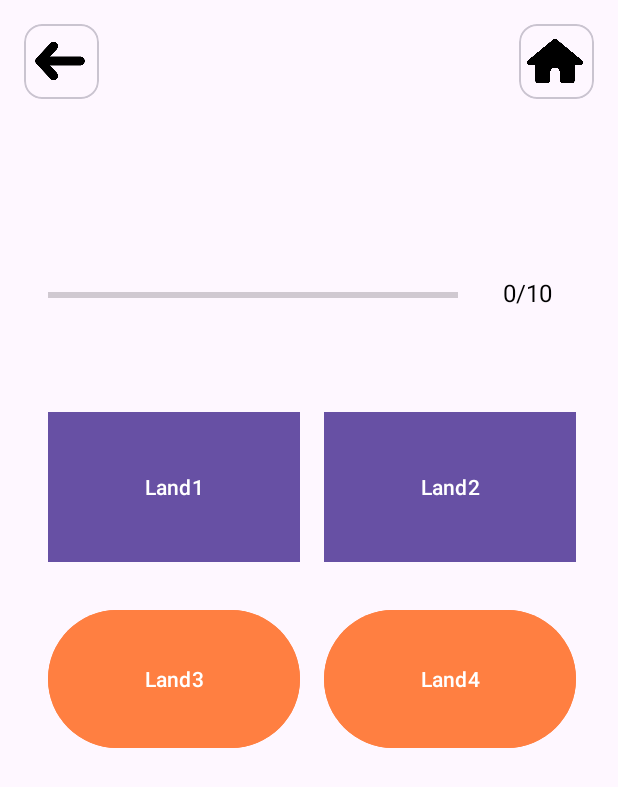
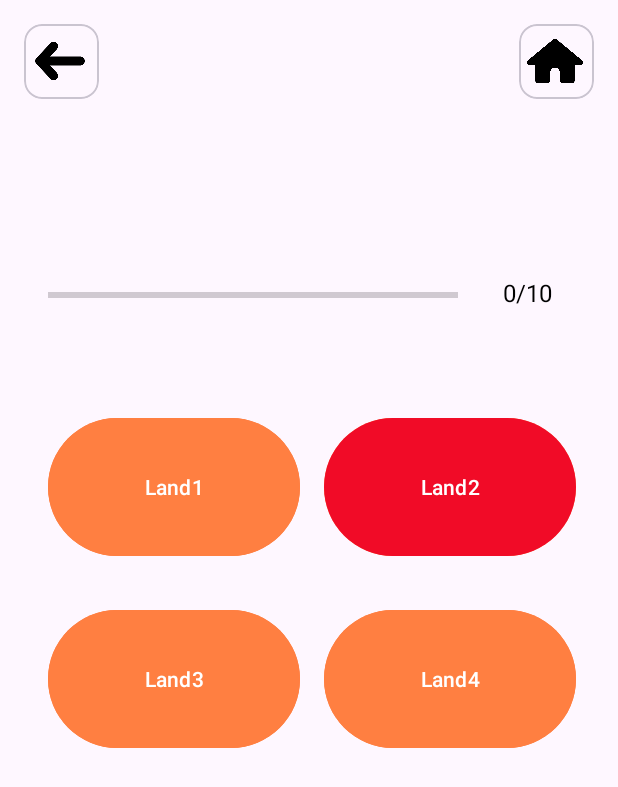
Before and after one commit to Sedat-Duentas/android-abschluss-Sedat-Duentas, an Android app: the QuizFragment screen opened through its navigation route, after a tap on "Land2", on a phone screen of 412 x 824 dp. Shown: the top 787 px of the screen. Run offline under Robolectric (Android 15) with nearby library versions, the phone set to English and light mode, and no system bars; our stand-ins replace Room's generated code, data binding; pictures from the network do not load; 11 statements that could not run were skipped; 3 other taps on this screen came first.

Commit message:
Database & QuizResult

```diff
--- a/app/src/main/java/com/example/laenderapp/adapter/ContinetsAdapter.kt
+++ b/app/src/main/java/com/example/laenderapp/adapter/ContinetsAdapter.kt
@@ -34,6 +34,7 @@ class ContinetsAdapter (
         holder.binding.mcItem.setOnClickListener {
             holder.binding.mcItem.findNavController()
                 .navigate(ContinentsFragmentDirections.actionContinentsFragmentToQuizFragment())
+            //information continent als argument
         }
     }
 
--- a/app/src/main/java/com/example/laenderapp/ui/QuizFragment.kt
+++ b/app/src/main/java/com/example/laenderapp/ui/QuizFragment.kt
@@ -6,10 +6,12 @@ import android.view.LayoutInflater
 import android.view.View
 import android.view.ViewGroup
 import android.widget.Button
+import androidx.core.content.ContextCompat
 import androidx.core.net.toUri
 import androidx.databinding.DataBindingUtil
 import androidx.fragment.app.FragmentActivity
 import androidx.fragment.app.activityViewModels
+import androidx.lifecycle.lifecycleScope
 import androidx.lifecycle.viewModelScope
 import androidx.navigation.fragment.findNavController
 import coil.load
@@ -21,6 +23,7 @@ import com.example.laenderapp.data.local.getDatabase
 import com.example.laenderapp.data.remote.AppRepository
 import com.example.laenderapp.databinding.FragmentQuizBinding
 import com.example.laenderapp.remotes.CountryApi
+import kotlinx.coroutines.delay
 import kotlinx.coroutines.launch
 
 // Für Notizen siehe HomeFragment
@@ -33,11 +36,9 @@ class QuizFragment : Fragment() {
 
     private var currentIndex = 0
 
-    private var currentCountry: Country? = null
-
-
     override fun onCreate(savedInstanceState: Bundle?) {
         super.onCreate(savedInstanceState)
+        // argumente hier rausholen
 
     }
 
@@ -58,37 +59,40 @@ class QuizFragment : Fragment() {
         binding.mcQuizCityHome.setOnClickListener {
             findNavController().navigate(QuizFragmentDirections.actionQuizFragmentToHomeFragment())
         }
+        //viewModel.selectContinent("asia")
 
-        viewModel.europeCountriesLiveData.observe(
+        viewModel.selectedCountriesLiveData.observe(
             viewLifecycleOwner
         ) {
             countryList = it.shuffled()
-            currentCountry = countryList[currentIndex]
 
             showCountry()
 
-            val onClick: (View) -> Unit = {
-                val btn = it as Button
-
-
-
-                if (btn.text == currentCountry!!.country) {
+            val onClick: (View) -> Unit = {view->
+                val btn = view as Button
+                val currentCountry = countryList[currentIndex]
+                if (btn.text == currentCountry.country) {
                     val quizResult: QuizResult =
-                        QuizResult(currentCountry!!.continent, currentCountry!!.country, true)
-                    btn.setBackgroundResource(R.color.green)
+                        QuizResult(currentCountry.continent, currentCountry.country, true)
+                    btn.backgroundTintList = ContextCompat.getColorStateList(requireContext(), R.color.green)
 
                     viewModel.insertQuiz(quizResult)
 
-
                 } else {
                     val quizResult: QuizResult =
-                        QuizResult(currentCountry!!.continent, currentCountry!!.country, false)
-                    btn.setBackgroundResource(R.color.red)
+                        QuizResult(currentCountry.continent, currentCountry.country, false)
+                    btn.backgroundTintList = ContextCompat.getColorStateList(requireContext(), R.color.red)
                 }
                 // TODO QuizResult in die Datenbank
 
-                currentIndex++
-                showCountry()
+                lifecycleScope.launch {
+                    delay(1500)
+                    currentIndex++
+                    showCountry()
+                }
+
+                /*currentIndex++
+                showCountry()*/
             }
 
             binding.btn1Quiz.setOnClickListener(onClick)
@@ -122,15 +126,20 @@ class QuizFragment : Fragment() {
     }
 
     fun showCountry() {
-
+        val currentCountry = countryList[currentIndex]
         val url =
-            "https://public.syntax-institut.de/apps/batch6/SedatDuentas/images/" + currentCountry!!.flag
+            "https://public.syntax-institut.de/apps/batch6/SedatDuentas/images/" + currentCountry.flag
         binding.ivQuizFlag.load(url.toUri().buildUpon().scheme("https").build())
 
-        val options = generateRandomOptions(currentCountry!!.country)
+        val options = generateRandomOptions(currentCountry.country)
         binding.btn1Quiz.text = options[0]
         binding.btn2Quiz.text = options[1]
         binding.btn3Quiz.text = options[2]
         binding.btn4Quiz.text = options[3]
+        binding.btn1Quiz.backgroundTintList = ContextCompat.getColorStateList(requireContext(), R.color.orange)
+        binding.btn2Quiz.backgroundTintList = ContextCompat.getColorStateList(requireContext(), R.color.orange)
+        binding.btn3Quiz.backgroundTintList = ContextCompat.getColorStateList(requireContext(), R.color.orange)
+        binding.btn4Quiz.backgroundTintList = ContextCompat.getColorStateList(requireContext(), R.color.orange)
+        // randfälle beachten, doppeltklick
     }
 }
```
Also changed, not shown: app/src/main/java/com/example/laenderapp/ui/MainViewModel.kt (+11 -0 lines).
